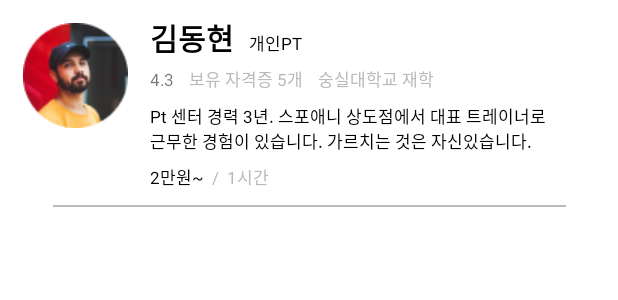
After one commit to FIT-I/FIT-I-Android, an Android app: the layout item_trainer.xml on its own in the app's theme, with its tools: preview values and no code run, on a phone screen of 412 x 824 dp. The commit adds this screen. Shown: the top 300 px of the screen. Run offline under Robolectric (Android 15) with nearby library versions, the phone set to English and light mode, and no system bars.

Commit message:
feat : 트레이너 item xml 디자인 #1

```diff
--- /dev/null
+++ b/app/src/main/res/drawable/round.xml
@@ -0,0 +1,10 @@
+<?xml version="1.0" encoding="utf-8"?>
+<shape xmlns:android="http://schemas.android.com/apk/res/android"
+    android:shape="rectangle" android:tint="@color/white">
+
+    <corners
+        android:bottomLeftRadius="500dp"
+        android:bottomRightRadius="500dp"
+        android:topLeftRadius="500dp"
+        android:topRightRadius="500dp" />
+</shape>
--- /dev/null
+++ b/app/src/main/res/layout/item_trainer.xml
@@ -0,0 +1,137 @@
+<?xml version="1.0" encoding="utf-8"?>
+<androidx.constraintlayout.widget.ConstraintLayout xmlns:android="http://schemas.android.com/apk/res/android"
+    xmlns:app="http://schemas.android.com/apk/res-auto"
+    xmlns:tools="http://schemas.android.com/tools"
+    android:layout_width="match_parent"
+    android:layout_height="wrap_content"
+    android:layout_margin="10dp">
+
+    <ImageButton
+        android:id="@+id/iv_profile"
+        android:layout_width="80dp"
+        android:layout_height="80dp"
+        android:background="@drawable/round"
+        android:src="@drawable/profile"
+        app:layout_constraintStart_toStartOf="parent"
+        app:layout_constraintTop_toTopOf="parent" />
+
+    <LinearLayout
+        android:id="@+id/ll_proflie"
+        android:layout_width="wrap_content"
+        android:layout_height="wrap_content"
+        android:layout_marginStart="10dp"
+        android:orientation="vertical"
+        app:layout_constraintStart_toEndOf="@+id/iv_profile"
+        app:layout_constraintTop_toTopOf="parent">
+
+        <LinearLayout
+            android:layout_width="wrap_content"
+            android:layout_height="wrap_content"
+            android:layout_marginBottom="4dp">
+
+            <TextView
+                android:id="@+id/tv_name"
+                android:layout_width="wrap_content"
+                android:layout_height="wrap_content"
+                android:layout_marginEnd="10dp"
+                android:text="김동현"
+                android:textColor="@color/black"
+                android:textSize="20sp"
+                android:textStyle="bold" />
+
+            <TextView
+                android:id="@+id/tv_category"
+                android:layout_width="wrap_content"
+                android:layout_height="wrap_content"
+                android:text="개인PT"
+                android:textColor="@color/black"
+                android:textSize="11dp" />
+
+        </LinearLayout>
+
+
+        <LinearLayout
+            android:layout_width="wrap_content"
+            android:layout_height="wrap_content">
+
+            <TextView
+                android:id="@+id/tv_rating"
+                android:layout_width="wrap_content"
+                android:layout_height="wrap_content"
+                android:layout_marginEnd="10dp"
+                android:text="4.3"
+                android:textSize="11dp" />
+
+            <TextView
+                android:id="@+id/tv_certificate"
+                android:layout_width="wrap_content"
+                android:layout_height="wrap_content"
+                android:layout_marginEnd="10dp"
+                android:text="보유 자격증 5개"
+                android:textColor="@color/gray"
+
+                android:textSize="11dp" />
+
+            <TextView
+                android:id="@+id/tv_univ"
+                android:layout_width="wrap_content"
+                android:layout_height="wrap_content"
+                android:text="숭실대학교 재학"
+                android:textColor="@color/gray"
+
+                android:textSize="11dp" />
+
+        </LinearLayout>
+
+        <TextView
+            android:id="@+id/tv_pr"
+            android:layout_width="wrap_content"
+            android:layout_height="wrap_content"
+            android:layout_marginTop="7dp"
+            android:layout_marginBottom="7dp"
+            android:text="Pt 센터 경력 3년. 스포애니 상도점에서 대표 트레이너로\n근무한 경험이 있습니다. 가르치는 것은 \자신있습니다."
+            android:textColor="@color/black"
+            android:textSize="11dp" />
+
+        <LinearLayout
+            android:layout_width="wrap_content"
+            android:layout_height="wrap_content">
+
+            <TextView
+                android:id="@+id/tv_money"
+                android:layout_width="wrap_content"
+                android:layout_height="wrap_content"
+                android:layout_marginEnd="5dp"
+                android:text="2만원~"
+                android:textColor="@color/black"
+
+                android:textSize="11dp" />
+
+            <TextView
+                android:id="@+id/textView10"
+                android:layout_width="wrap_content"
+                android:layout_height="wrap_content"
+                android:layout_marginEnd="5dp"
+                android:text="/"
+                android:textColor="@color/gray"
+
+                android:textSize="11dp" />
+
+            <TextView
+                android:id="@+id/tv_hour"
+                android:layout_width="wrap_content"
+                android:layout_height="wrap_content"
+                android:text="1시간"
+                android:textColor="@color/gray"
+
+                android:textSize="11dp" />
+        </LinearLayout>
+    </LinearLayout>
+
+    <ImageView
+        android:layout_width="match_parent"
+        android:layout_height="match_parent"
+        android:src="@drawable/line"
+        android:layout_margin="10dp"
+        app:layout_constraintTop_toBottomOf="@id/ll_proflie"/>
+</androidx.constraintlayout.widget.ConstraintLayout>
--- a/app/src/main/res/values/colors.xml
+++ b/app/src/main/res/values/colors.xml
@@ -8,4 +8,5 @@
     <color name="black">#FF000000</color>
     <color name="white">#FFFFFFFF</color>
     <color name="main">#011E5F</color>
+    <color name="gray">#BABABA</color>
 </resources>
--- a/app/src/main/res/values/strings.xml
+++ b/app/src/main/res/values/strings.xml
@@ -6,4 +6,9 @@
     <string name="community">커뮤니티</string>
     <string name="chat">채팅</string>
     <string name="mypage">마이페이지</string>
+    <string name="pt">개인PT</string>
+    <string name="diet">다이어트</string>
+    <string name="eating">식단관리</string>
+    <string name="friend">운동친구</string>
+    <string name="medical">재활치료</string>
 </resources>
```
Also changed, not shown: app/src/main/res/drawable/rounded.xml (added, +18 -0 lines), app/src/main/res/drawable/rounded_rectangle_solid.xml (added, +18 -0 lines), app/src/main/res/layout/fragment_home.xml (+83 -6 lines), app/src/main/res/drawable-v24/arrow.png (added), app/src/main/res/drawable-v24/line.png (added), app/src/main/res/drawable-v24/mainComment.png (added), app/src/main/res/drawable-v24/profile.png (added).
